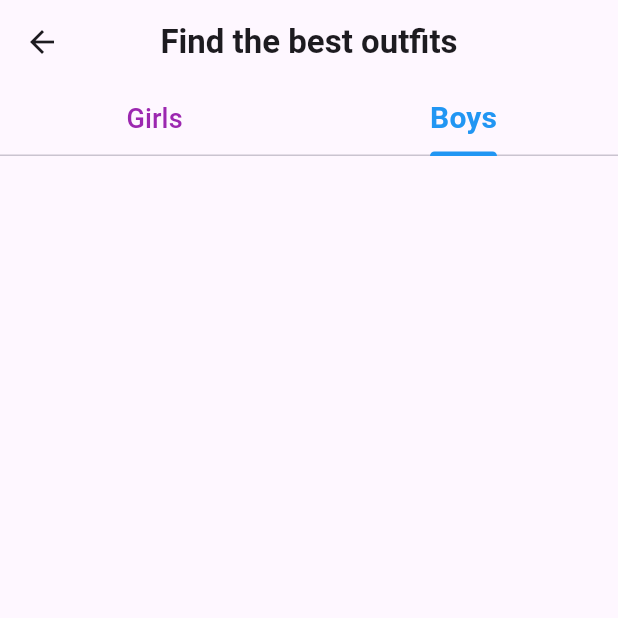
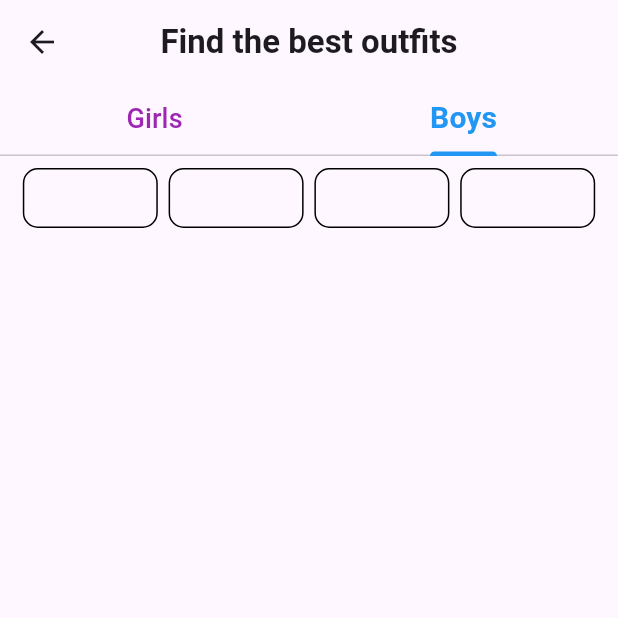
Before and after one commit to sohasara/E-Commerce-App, a Flutter app: the DressPage screen opened directly, tab 2 chosen, on a phone screen of 412 x 824 dp, the top half of it. Run offline on Flutter 3.47's test engine with Material 3 defaults, Android fonts, the phone set to English and light mode, and no system bars; our stand-ins replace flutter_riverpod.

Commit message:
make chips

```diff
--- a/lib/feature/presentation/pages/detailes_page/boys_dress.dart
+++ b/lib/feature/presentation/pages/detailes_page/boys_dress.dart
@@ -5,6 +5,49 @@ class BoysDress extends StatelessWidget {
 
   @override
   Widget build(BuildContext context) {
-    return Column();
+    return Padding(
+      padding: const EdgeInsets.all(8.0),
+      child: Column(
+        children: [
+          Row(
+            mainAxisAlignment: MainAxisAlignment.spaceEvenly,
+            children: [
+              Container(
+                height: 40,
+                width: 90,
+                decoration: BoxDecoration(
+                  border: Border.all(),
+                  borderRadius: BorderRadius.circular(10),
+                ),
+              ),
+              Container(
+                height: 40,
+                width: 90,
+                decoration: BoxDecoration(
+                  border: Border.all(),
+                  borderRadius: BorderRadius.circular(10),
+                ),
+              ),
+              Container(
+                height: 40,
+                width: 90,
+                decoration: BoxDecoration(
+                  border: Border.all(),
+                  borderRadius: BorderRadius.circular(10),
+                ),
+              ),
+              Container(
+                height: 40,
+                width: 90,
+                decoration: BoxDecoration(
+                  border: Border.all(),
+                  borderRadius: BorderRadius.circular(10),
+                ),
+              ),
+            ],
+          )
+        ],
+      ),
+    );
   }
 }
```
